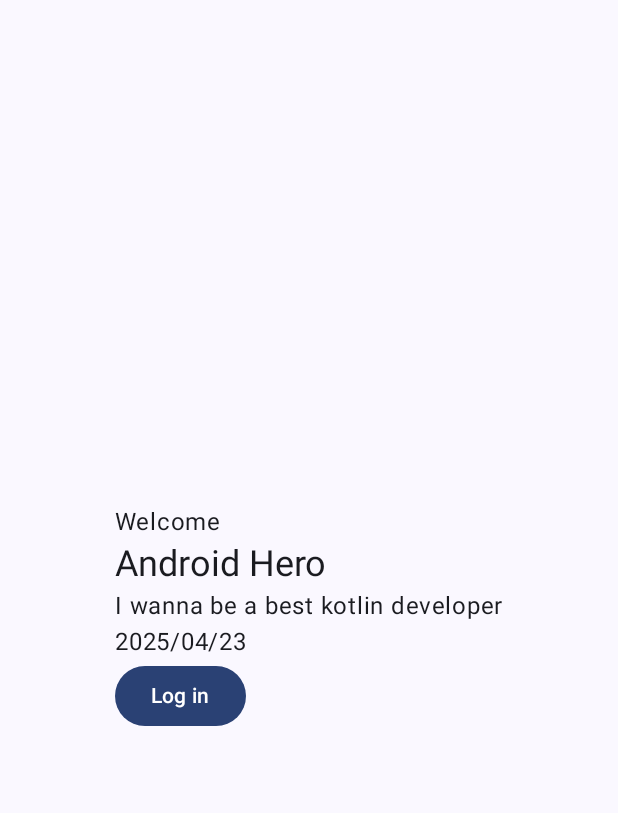
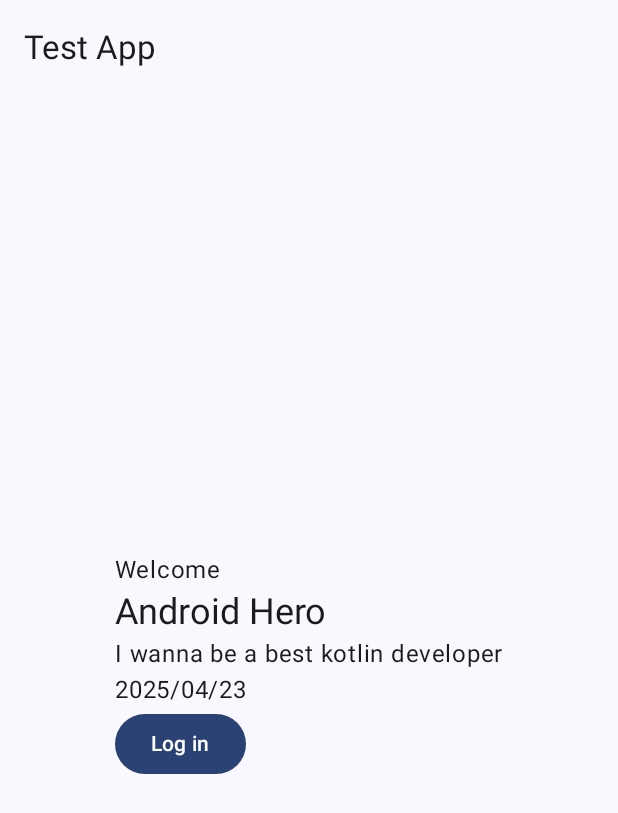
Before and after one commit to Heroid-Dev/Android-Sample, an Android app built with Jetpack Compose: the screen it shows after launch (MainActivity), on a phone screen of 412 x 824 dp. Shown: the top 813 px of the screen. Run offline under Robolectric (Android 15) with nearby library versions, the phone set to English and light mode, and no system bars.

Commit message:
add topbar

```diff
--- a/app/src/main/java/com/example/andoidsample/MainActivity.kt
+++ b/app/src/main/java/com/example/andoidsample/MainActivity.kt
@@ -6,19 +6,30 @@ import androidx.activity.compose.setContent
 import androidx.activity.enableEdgeToEdge
 import androidx.compose.foundation.layout.fillMaxSize
 import androidx.compose.foundation.layout.padding
+import androidx.compose.material3.ExperimentalMaterial3Api
 import androidx.compose.material3.Scaffold
+import androidx.compose.material3.Text
+import androidx.compose.material3.TopAppBar
 import androidx.compose.runtime.Composable
 import androidx.compose.ui.Modifier
 import androidx.compose.ui.tooling.preview.Preview
 import com.example.andoidsample.ui.theme.AndoidSampleTheme
 
 class MainActivity : ComponentActivity() {
+    @OptIn(ExperimentalMaterial3Api::class)
     override fun onCreate(savedInstanceState: Bundle?) {
         super.onCreate(savedInstanceState)
         enableEdgeToEdge()
         setContent {
             AndoidSampleTheme {
-                Scaffold(modifier = Modifier.fillMaxSize()) { innerPadding ->
+                Scaffold(modifier = Modifier.fillMaxSize(),
+                    topBar = {
+                        TopAppBar(
+                            title = {
+                                Text(text = "Test App")
+                            }
+                        )
+                    }) { innerPadding ->
                     MyAppDisplay(modifier = Modifier.padding(innerPadding))
                 }
             }
```
